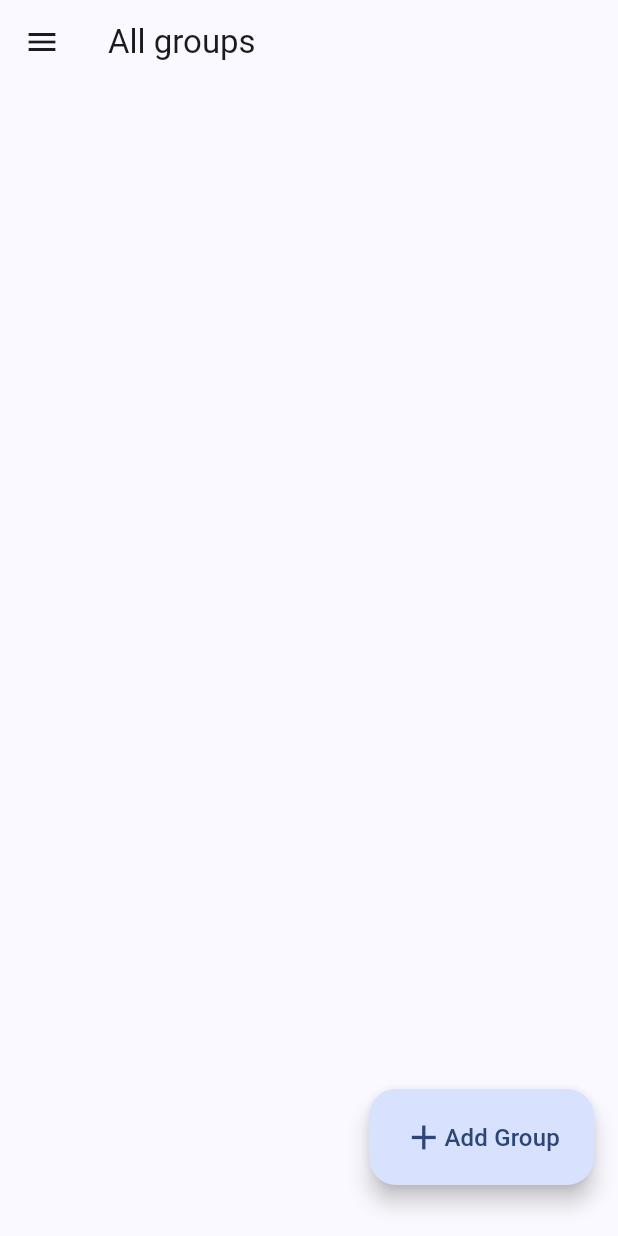
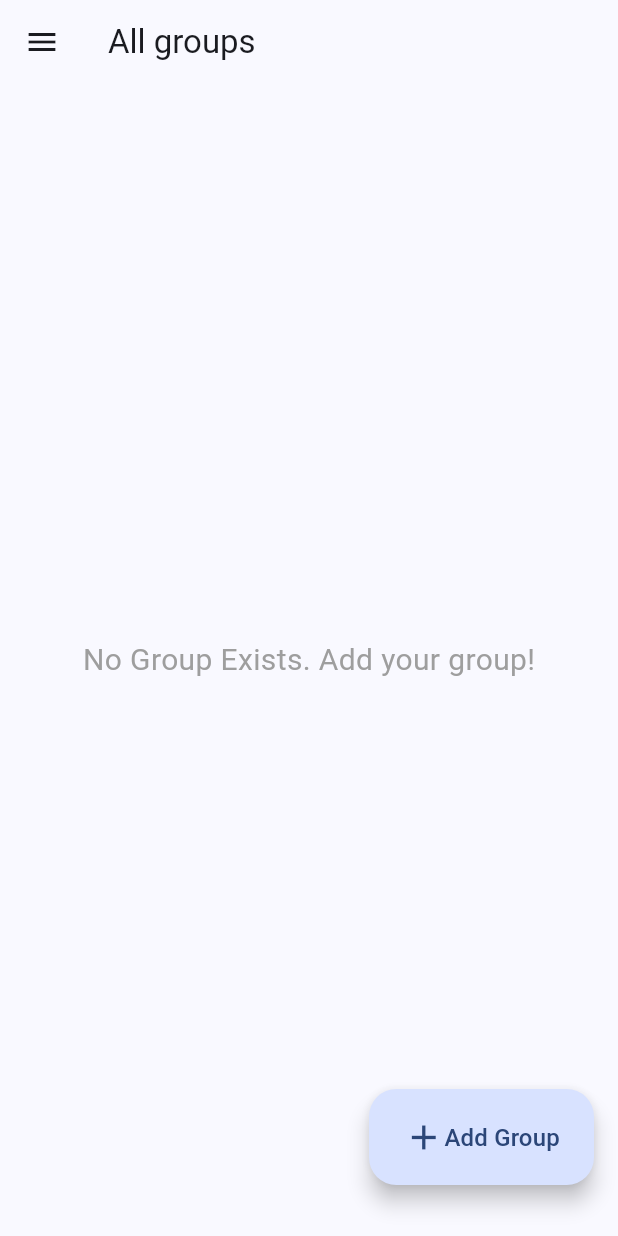
Before and after one commit to kgpksh/combinators, a Flutter app: the screen it shows after launch, on a phone screen of 412 x 824 dp. Run offline on Flutter 3.47's test engine with Material 3 defaults, Android fonts, the phone set to English and light mode, and no system bars; our stand-ins replace bloc, flutter_bloc, hydrated_bloc, package_info_plus, sqflite; accounts and stored records are empty.

Commit message:
feat: 그룹이 없을 경우 알림 화면 구현

```diff
--- a/lib/views/home/home_view.dart
+++ b/lib/views/home/home_view.dart
@@ -100,6 +100,15 @@ class HomeView extends StatelessWidget {
       body: BlocBuilder<CombinationItemDbBloc, CombinationItemDbState>(
         builder: (context, state) {
           if (state is CollectionGroupLoadedState) {
+            if (state.entities.isEmpty) {
+              return const Center(
+                child: Text(
+                  'No Group Exists. Add your group!',
+                  style: TextStyle(fontSize: 20, color: Colors.grey),
+                ),
+              );
+            }
+
             List<ItemBaseEntity> groups = state.entities;
             final Size displaySize = MediaQuery.of(context).size;
             final widthMargin = displaySize.width * 0.05;
@@ -111,9 +120,9 @@ class HomeView extends StatelessWidget {
                 margin: EdgeInsets.symmetric(horizontal: widthMargin),
                 child: CachedReorderableListView(
                   onReorder: (int oldIndex, int newIndex) {
-
-                    context.read<CombinationItemDbBloc>().add(
-                        CombinationGroupReorderEvent(
+                    context
+                        .read<CombinationItemDbBloc>()
+                        .add(CombinationGroupReorderEvent(
                           tableName: groupTable,
                           items: groups,
                           oldIndex: oldIndex,
```
